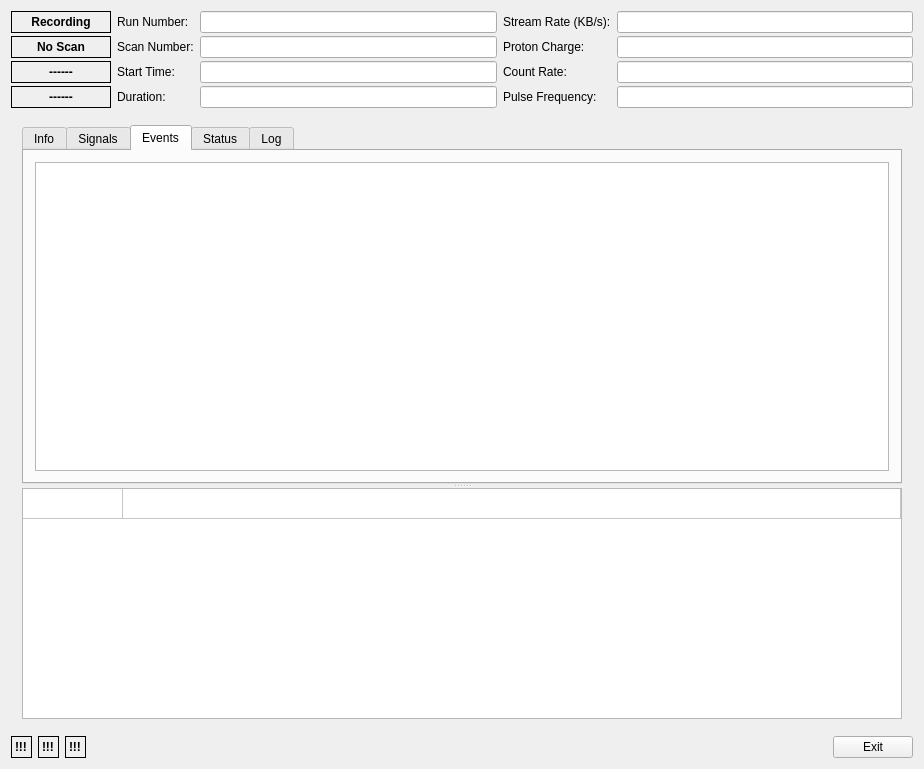
Above: dasmon/client/mainwindow.ui from ADARA-Neutrons/adara before the change. Below: the same form after it.
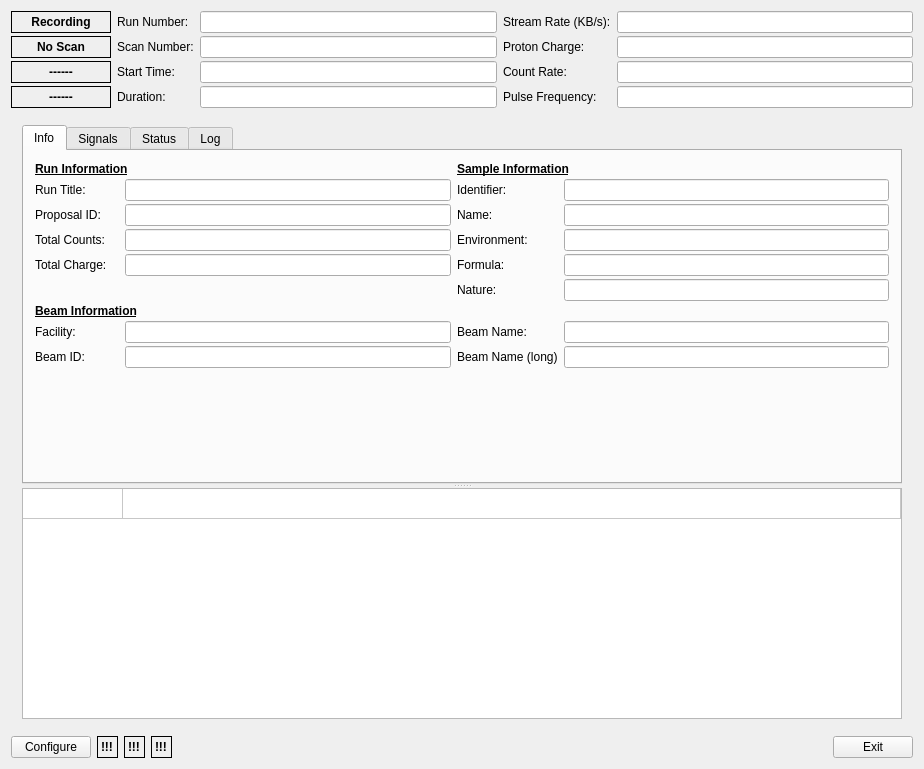
That is the form after the change. The open tabs and pages were chosen to show the change.

```diff
--- a/dasmon/client/mainwindow.ui
+++ b/dasmon/client/mainwindow.ui
@@ -543,36 +543,6 @@
             </item>
            </layout>
           </widget>
-          <widget class="QWidget" name="tab_3">
-           <attribute name="title">
-            <string>Events</string>
-           </attribute>
-           <layout class="QHBoxLayout" name="horizontalLayout_6">
-            <item>
-             <widget class="QTableWidget" name="eventTable">
-              <property name="columnCount">
-               <number>4</number>
-              </property>
-              <attribute name="horizontalHeaderVisible">
-               <bool>false</bool>
-              </attribute>
-              <attribute name="horizontalHeaderHighlightSections">
-               <bool>true</bool>
-              </attribute>
-              <attribute name="horizontalHeaderStretchLastSection">
-               <bool>true</bool>
-              </attribute>
-              <attribute name="verticalHeaderVisible">
-               <bool>false</bool>
-              </attribute>
-              <column/>
-              <column/>
-              <column/>
-              <column/>
-             </widget>
-            </item>
-           </layout>
-          </widget>
           <widget class="QWidget" name="tab_4">
            <attribute name="title">
             <string>Status</string>
@@ -688,6 +658,13 @@
     </item>
     <item>
      <layout class="QHBoxLayout" name="horizontalLayout_2">
+      <item>
+       <widget class="QPushButton" name="configButton">
+        <property name="text">
+         <string>Configure</string>
+        </property>
+       </widget>
+      </item>
       <item>
        <widget class="QLabel" name="combusStatusLabel">
         <property name="font">
```
Left out of the diff: 18 changed lines with no effect on the pictures.
